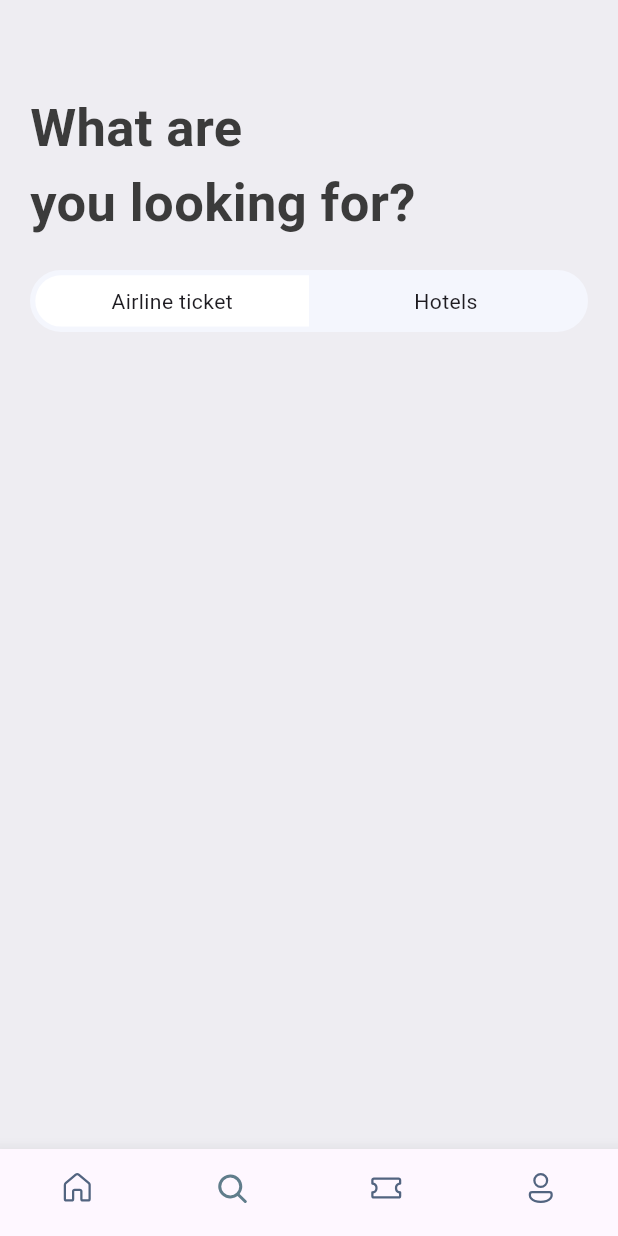
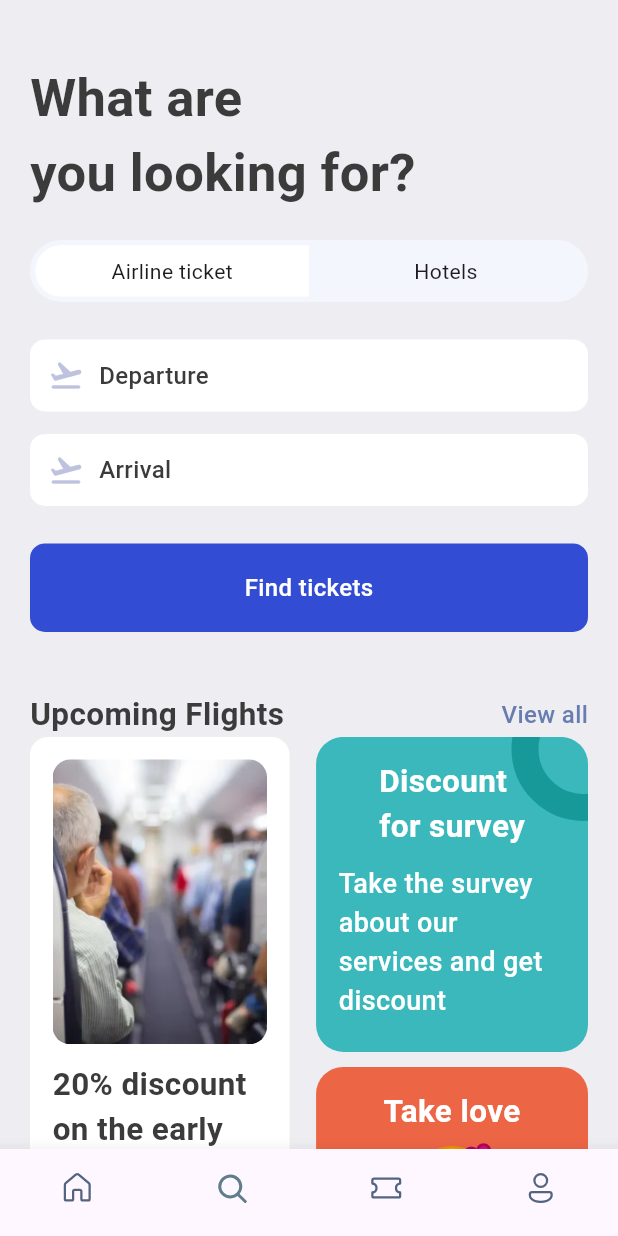
Before and after one commit to berinackr/Ticket_Booking_App, a Flutter app: the screen it shows after launch, item 2 of the bottom bar chosen, on a phone screen of 412 x 824 dp. Run offline on Flutter 3.47's test engine with Material 3 defaults, Android fonts, the phone set to English and light mode, and no system bars; our stand-ins replace fluentui_icons, gap, get.

Commit message:
completed search screen

```diff
--- a/lib/screens/home_screen.dart
+++ b/lib/screens/home_screen.dart
@@ -6,6 +6,7 @@ import 'package:ticket_booking_app/screens/ticket_view.dart';
 import 'package:ticket_booking_app/utils/app_info_list.dart';
 //import 'package:gap/gap.dart';
 import 'package:ticket_booking_app/utils/app_styles.dart';
+import 'package:ticket_booking_app/widgets/double_text_widget.dart';
 
 class HomeScreen extends StatelessWidget {
   const HomeScreen({super.key});
@@ -70,19 +71,7 @@ class HomeScreen extends StatelessWidget {
                   ),
                 ),
                 const Gap(40),
-                Row(
-                  mainAxisAlignment: MainAxisAlignment.spaceBetween,
-                  children: [
-                    Text("Upcoming Flights", style: Styles.headLineStyle2,),
-                    // InkWell ile View all yazisi tiklanabilir hale geldi
-                    InkWell(
-                      onTap: () {
-                        print("you are tapped");
-                      },
-                      child: Text("View all", style: Styles.textStyle.copyWith(color: Styles.primaryColor),)
-                    )
-                  ],
-                )
+                const AppDoubleTextWidget(bigText: "Upcoming Flights", smallText: "View all"),
               ],
             ),
           ),
@@ -97,19 +86,7 @@ class HomeScreen extends StatelessWidget {
           const Gap(15),
           Container(
             padding: const EdgeInsets.symmetric(horizontal: 20),
-            child: Row(
-              mainAxisAlignment: MainAxisAlignment.spaceBetween,
-              children: [
-                Text("Hotels", style: Styles.headLineStyle2,),
-                // InkWell ile View all yazisi tiklanabilir hale geldi
-                InkWell(
-                    onTap: () {
-                      print("you are tapped");
-                    },
-                    child: Text("View all", style: Styles.textStyle.copyWith(color: Styles.primaryColor),)
-                )
-              ],
-            ),
+            child: const AppDoubleTextWidget(bigText: "Hotels", smallText: "View all"),
           ),
           const Gap(15),
           SingleChildScrollView(
--- a/lib/screens/search_screen.dart
+++ b/lib/screens/search_screen.dart
@@ -2,6 +2,9 @@ import 'package:flutter/material.dart';
 import 'package:gap/gap.dart';
 import 'package:ticket_booking_app/utils/app_layout.dart';
 import 'package:ticket_booking_app/utils/app_styles.dart';
+import 'package:ticket_booking_app/widgets/double_text_widget.dart';
+import 'package:ticket_booking_app/widgets/icon_text_widget.dart';
+import 'package:ticket_booking_app/widgets/widget_tabs.dart';
 
 class SearchScreen extends StatelessWidget {
   const SearchScreen({super.key});
@@ -14,48 +17,139 @@ class SearchScreen extends StatelessWidget {
       body: ListView(
         padding: const EdgeInsets.symmetric(horizontal: 20, vertical: 20),
         children: [
-          const Gap(40),
+          const Gap(20),
           Text("What are\nyou looking for?", style: Styles.headLineStyle1.copyWith(fontSize: 35)),
           const Gap(20),
-          FittedBox(
-            child: Container(
-            padding: const EdgeInsets.all(3.5),
+          AppTicketTabs(),
+          const Gap(25),
+          const AppIconText(icon: Icons.flight_takeoff_rounded, text: "Departure"),
+          const Gap(15),
+          const AppIconText(icon: Icons.flight_takeoff_rounded, text: "Arrival"),
+          const Gap(25),
+          Container(
+            padding: const EdgeInsets.symmetric(vertical: 18, horizontal:15 ),
             decoration: BoxDecoration(
-              borderRadius: BorderRadius.circular(50),
-              color: const Color(0xFFF4F6FD)
+              borderRadius: BorderRadius.circular(10),
+              color: Color(0xD91130CE),
             ),
-            child: Row(
-              children: [
-                /*
-                aitline tickets
-                 */
-                Container(
-                  width: size.width*.44,
-                  padding: const EdgeInsets.symmetric(vertical: 7),
-                  decoration: const BoxDecoration(
-                    borderRadius: BorderRadius.horizontal(left: Radius.circular(50)),
-                    color: Colors.white
+            child: Center(
+              child: Text("Find tickets", style: Styles.textStyle.copyWith(color:Colors.white)),
+            ),
+          ),
+          const Gap(40),
+          const AppDoubleTextWidget(bigText: "Upcoming Flights", smallText: "View all"),
+          Row(
+            mainAxisAlignment: MainAxisAlignment.spaceBetween,
+            children: [
+              Container(
+                height: 430,
+                width: size.width*0.42,
+                padding: EdgeInsets.symmetric(horizontal: 15, vertical: 15),
+                decoration: BoxDecoration(
+                  color: Colors.white,
+                  borderRadius: BorderRadius.circular(12),
+                  boxShadow: [
+                    BoxShadow(
+                      color: Colors.grey.shade200,
+                      blurRadius: 1,
+                      spreadRadius: 1,
+                    )
+                  ]
+                ),
+                child: Column(
+                  children: [
+                    Container(
+                      height: 190,
+                      decoration: BoxDecoration(
+                        borderRadius: BorderRadius.circular(12),
+                        image: const DecorationImage(
+                          fit: BoxFit.cover,
+                          image: AssetImage("assets/images/sit.png")
+
+                        )
+                      ),
+
+                    ),
+                    const Gap(12),
+                    Text(
+                      "20% discount on the early booking of flight. Don't miss.",
+                      style: Styles.headLineStyle2,
+                      ),
+                  ],
+                ),
+              ),
+              Column(
+                children: [
+                 Stack(
+                  children: [
+                  Container(
+                    width: size.width*0.44,
+                    height: 210,
+                    decoration: BoxDecoration(
+                      color: Color(0xFF3Ab8BB),
+                      borderRadius: BorderRadius.circular(18),
+                    ),
+                    padding: EdgeInsets.symmetric(vertical: 15, horizontal: 15),
+                    child: Column(
+                      children: [
+                        Text("Discount\nfor survey", style: Styles.headLineStyle2.copyWith(fontWeight: FontWeight.bold, color: Colors.white),),
+                        const Gap(10),
+                        Text("Take the survey about our services and get discount", style: Styles.headLineStyle2.copyWith(fontWeight: FontWeight.w500, color: Colors.white, fontSize: 18),),
+                      ],
+                    ),
                   ),
-                  child: const Center(child: Text("Airline ticket"),),
-                ),
-                /*
-                hotels
-                 */
-                Container(
-                  width: size.width*.44,
-                  padding: const EdgeInsets.symmetric(vertical: 7),
-                  decoration: const BoxDecoration(
-                    borderRadius: BorderRadius.horizontal(right: Radius.circular(50)),
-                    color: Colors.transparent
+                  Positioned(
+                    right: -45,
+                    top: -40,
+                    child: Container(
+                      padding: EdgeInsets.all(30),
+                      decoration: BoxDecoration(
+                        shape: BoxShape.circle,
+                        border: Border.all(width: 18,color: Color(0xFF189999)),
+                        color: Colors.transparent
+                      ),
+                    ),)
+                  ],
+                 ),
+                 const Gap(10),
+                 Container(
+                  width: size.width*0.44,
+                  height: 210,
+                  padding: EdgeInsets.symmetric(vertical: 15, horizontal :15 ),
+
+                  decoration: BoxDecoration(
+                    borderRadius: BorderRadius.circular(18),
+                    color: const Color(0xFFEC6545)
                   ),
-                  child: const Center(child: Text("Hotels"),),
-                ),
-
-              ],
-            ),
-            )
+                  child: Column(
+                    children: [
+                      Text("Take love", style: Styles.headLineStyle2.copyWith(color: Colors.white, fontWeight: FontWeight.bold), textAlign: TextAlign.center,),
+                      const Gap(5),
+                      RichText(
+                        text: const TextSpan(
+                          children: [
+                            TextSpan(
+                              text: '😘',
+                              style: TextStyle(fontSize: 35),
+                            ),
+                            TextSpan(
+                              text: '🥰',
+                              style: TextStyle(fontSize: 45),
+                            ),
+                            TextSpan(
+                              text: '😍',
+                              style: TextStyle(fontSize: 35),
+                            ),
+                          ],
+                        )
+                      )
+                    ],
+                  ),
+                 ),
+                ],
+              ),
+            ],
           ),
-          const Gap(25),
         ],
 
       ),
--- /dev/null
+++ b/lib/widgets/double_text_widget.dart
@@ -0,0 +1,25 @@
+import 'package:flutter/material.dart';
+import 'package:ticket_booking_app/utils/app_styles.dart';
+
+class AppDoubleTextWidget extends StatelessWidget {
+  final String bigText;
+  final String smallText;
+  const AppDoubleTextWidget({Key? key, required this.bigText, required this.smallText}): super(key: key);
+
+  @override
+  Widget build(BuildContext context) {
+    return  Row(
+      mainAxisAlignment: MainAxisAlignment.spaceBetween,
+      children: [
+        Text(bigText, style: Styles.headLineStyle2,),
+        // InkWell ile View all yazisi tiklanabilir hale geldi
+        InkWell(
+            onTap: () {
+              print("you are tapped");
+            },
+            child: Text(smallText, style: Styles.textStyle.copyWith(color: Styles.primaryColor),)
+        )
+      ],
+    );
+  }
+}
--- /dev/null
+++ b/lib/widgets/icon_text_widget.dart
@@ -0,0 +1,27 @@
+import 'package:flutter/material.dart';
+import 'package:gap/gap.dart';
+import 'package:ticket_booking_app/utils/app_styles.dart';
+
+class AppIconText extends StatelessWidget {
+  final IconData icon;
+  final String text;
+  const AppIconText({Key? key, required this.icon, required this.text}) : super(key: key);
+
+  @override
+  Widget build(BuildContext context) {
+    return Container(
+      padding: const EdgeInsets.symmetric(vertical: 12, horizontal:12 ),
+      decoration: BoxDecoration(
+        borderRadius: BorderRadius.circular(10),
+        color: Colors.white,
+      ),
+      child: Row(
+        children: [
+          Icon(icon, color: const Color(0xFFBFC2DF),),
+          const Gap(10),
+          Text(text, style: Styles.textStyle,)
+        ],
+      ),
+    );
+  }
+}
--- /dev/null
+++ b/lib/widgets/widget_tabs.dart
@@ -0,0 +1,49 @@
+import 'package:flutter/material.dart';
+import 'package:ticket_booking_app/utils/app_layout.dart';
+
+class AppTicketTabs extends StatelessWidget {
+  const AppTicketTabs({super.key});
+
+  @override
+  Widget build(BuildContext context) {
+    final size = AppLayout.getSize(context);
+    return FittedBox(
+          child: Container(
+            padding: const EdgeInsets.all(3.5),
+            decoration: BoxDecoration(
+              borderRadius: BorderRadius.circular(50),
+              color: const Color(0xFFF4F6FD)
+            ),
+            child: Row(
+              children: [
+                /*
+                aitline tickets
+                 */
+                Container(
+                  width: size.width*.44,
+                  padding: const EdgeInsets.symmetric(vertical: 7),
+                  decoration: const BoxDecoration(
+                    borderRadius: BorderRadius.horizontal(left: Radius.circular(50)),
+                    color: Colors.white
+                  ),
+                  child: const Center(child: Text("Airline ticket"),),
+                ),
+                /*
+                hotels
+                 */
+                Container(
+                  width: size.width*.44,
+                  padding: const EdgeInsets.symmetric(vertical: 7),
+                  decoration: const BoxDecoration(
+                    borderRadius: BorderRadius.horizontal(right: Radius.circular(50)),
+                    color: Colors.transparent
+                  ),
+                  child: const Center(child: Text("Hotels"),),
+                ),
+
+              ],
+            ),
+          )
+        );
+  }
+}
```
Also changed, not shown: assets/images/sit.png (added).
